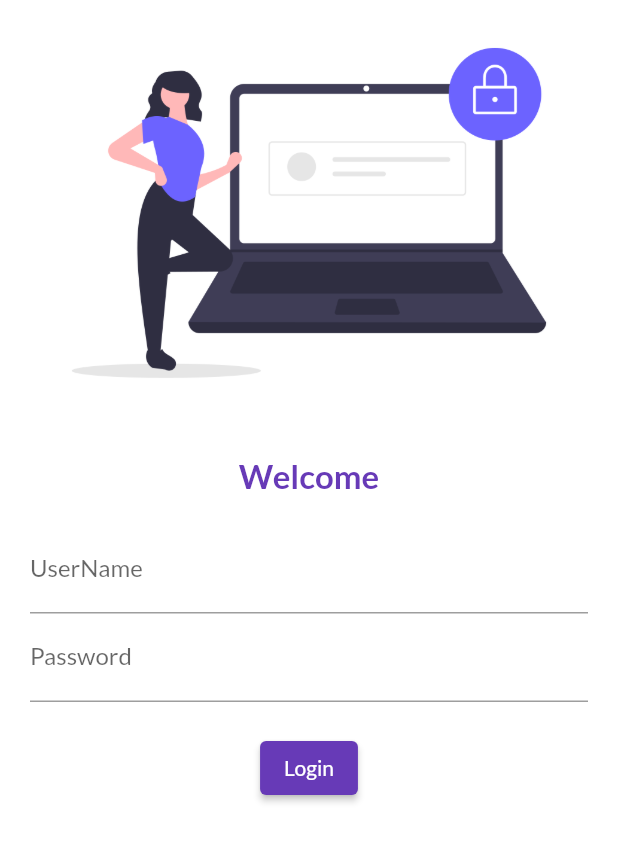
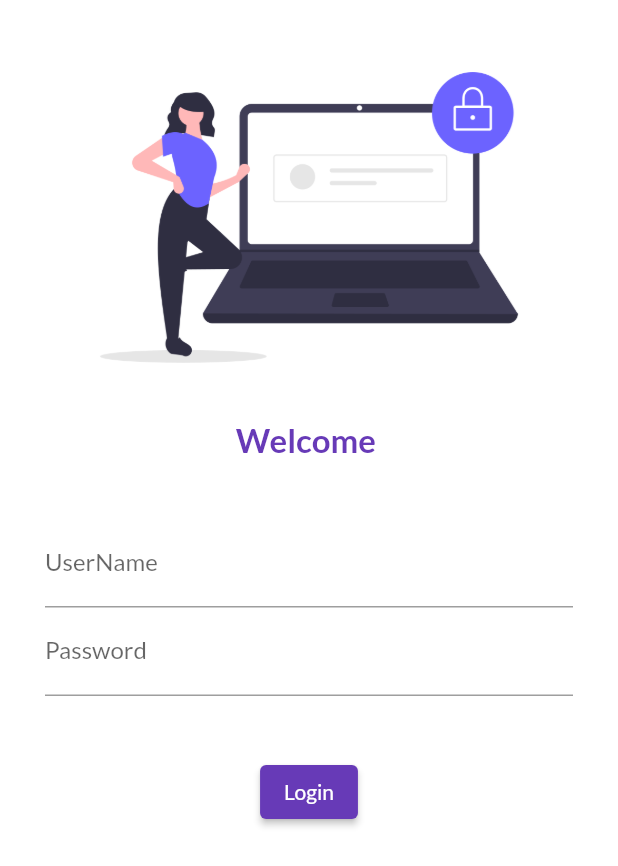
Before and after one commit to priyanka41/FlutterCourse, a Flutter app: the screen it shows after launch, on a phone screen of 412 x 824 dp. Shown: the top 866 px of the screen. Run offline on Flutter 3.47's test engine with Material 2 defaults, Android fonts, the phone set to English and light mode, and no system bars; our stand-ins replace google_fonts.

Commit message:
day4 task completed

```diff
--- a/lib/main.dart
+++ b/lib/main.dart
@@ -1,5 +1,6 @@
 import 'package:design1/pages/homepage.dart';
 import 'package:design1/pages/login.dart';
+import 'package:design1/utils/routes.dart';
 import 'package:flutter/material.dart';
 import 'package:google_fonts/google_fonts.dart';
 
@@ -21,10 +22,11 @@ class MyAApp extends StatelessWidget {
         primarySwatch: Colors.deepPurple,
       ),
      // home: HomePage(),
-     initialRoute: '/login',
+     initialRoute: '/',
       routes: {
-        "/" : (context) => HomePage(),
-        '/login' : (context) => LoginPage(),
+        "/" : (context) => LoginPage(),
+        MyRoutes.loginRoute : (context) => LoginPage(),
+        MyRoutes.homeRoute : (context) => HomePage(),
       },
     );
   }
--- a/lib/pages/login.dart
+++ b/lib/pages/login.dart
@@ -1,27 +1,45 @@
+import 'package:design1/utils/routes.dart';
 import 'package:flutter/material.dart';
 
-class LoginPage extends StatelessWidget {
+class LoginPage extends StatefulWidget {
+  @override
+  _LoginPageState createState() => _LoginPageState();
+}
 
+class _LoginPageState extends State<LoginPage> {
+  String name = '';
   @override
   Widget build(BuildContext context) {
     return Material(
         color: Colors.white,
+        child: SingleChildScrollView(
           child: Column(
             children: [
-          Image.asset('assets/login.png' ,
+              SizedBox(
+                height: 20,
+              ),
+              Image.asset(
+                'assets/login.png',
+                height: 250,
                 fit: BoxFit.cover,
               ),
-           SizedBox(height: 20,),
-           Text('Welcome',
+              SizedBox(
+                height: 10,
+              ),
+              Text(
+                'Welcome $name',
                 style: TextStyle(
                   fontSize: 22,
                   fontWeight: FontWeight.bold,
                   color: Colors.deepPurple,
                 ),
               ),
-           SizedBox(height: 10,),
+              SizedBox(
+                height: 10,
+              ),
               Padding(
-             padding: const EdgeInsets.symmetric(vertical: 10, horizontal: 20),
+                padding:
+                    const EdgeInsets.symmetric(vertical: 30, horizontal: 30),
                 child: Column(
                   children: [
                     TextFormField(
@@ -29,18 +47,25 @@ class LoginPage extends StatelessWidget {
                         labelText: 'UserName',
                         hintText: 'Enter username',
                       ),
+                        onChanged: (value) {
+                        name= value;
+                        setState(() {});
+                      },
                     ),
                     TextFormField(
                       obscureText: true,
+
                       decoration: InputDecoration(
                         labelText: 'Password',
                         hintText: 'Enter Password',
                       ),
                     ),
-             SizedBox(height: 20,),
+                    SizedBox(
+                      height: 40,
+                    ),
                     ElevatedButton(
-               onPressed: (){
-                 print('Hi Priyanka');
+                      onPressed: () {
+                        Navigator.pushNamed(context, MyRoutes.homeRoute);
                       },
                       child: Text('Login'),
                     ),
@@ -48,7 +73,7 @@ class LoginPage extends StatelessWidget {
                 ),
               )
             ],
-      )
-    );
+          ),
+        ));
   }
 }
--- /dev/null
+++ b/lib/utils/routes.dart
@@ -0,0 +1,4 @@
+class MyRoutes{
+  static String loginRoute = '/login' ;
+  static String homeRoute = '/home' ;
+}
```
Lines whose indentation alone changed are shown as unchanged.
